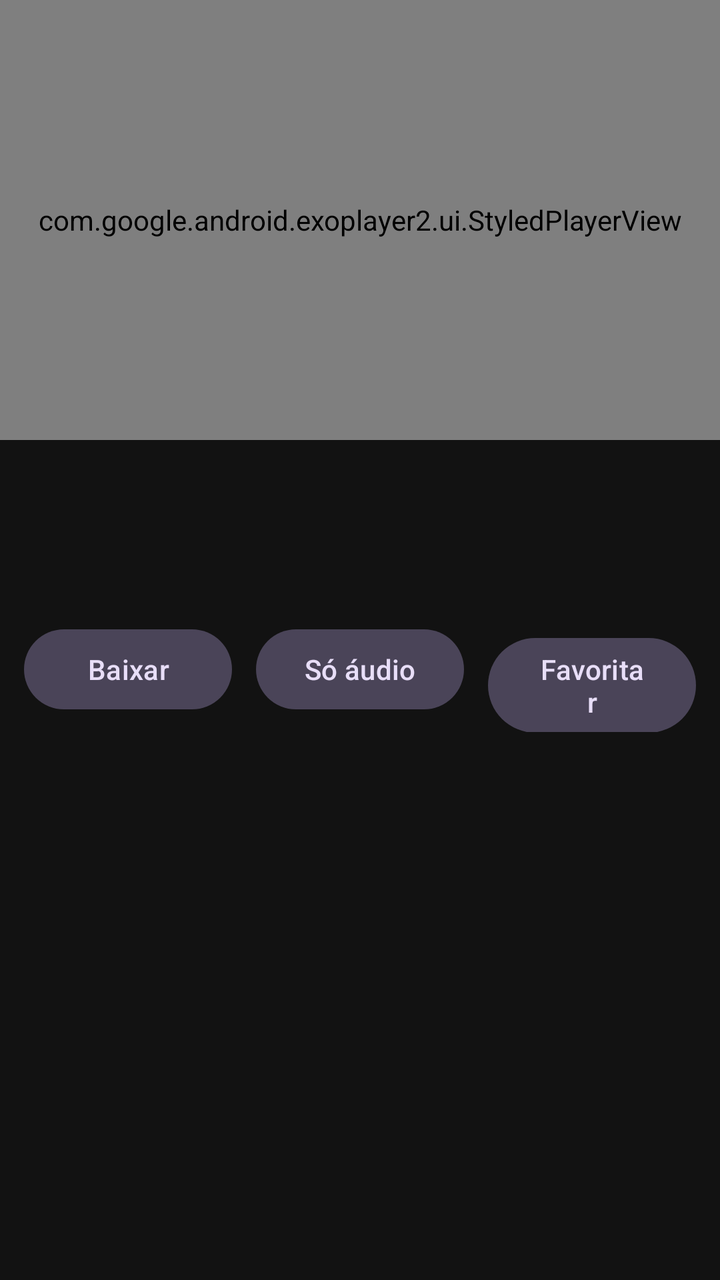
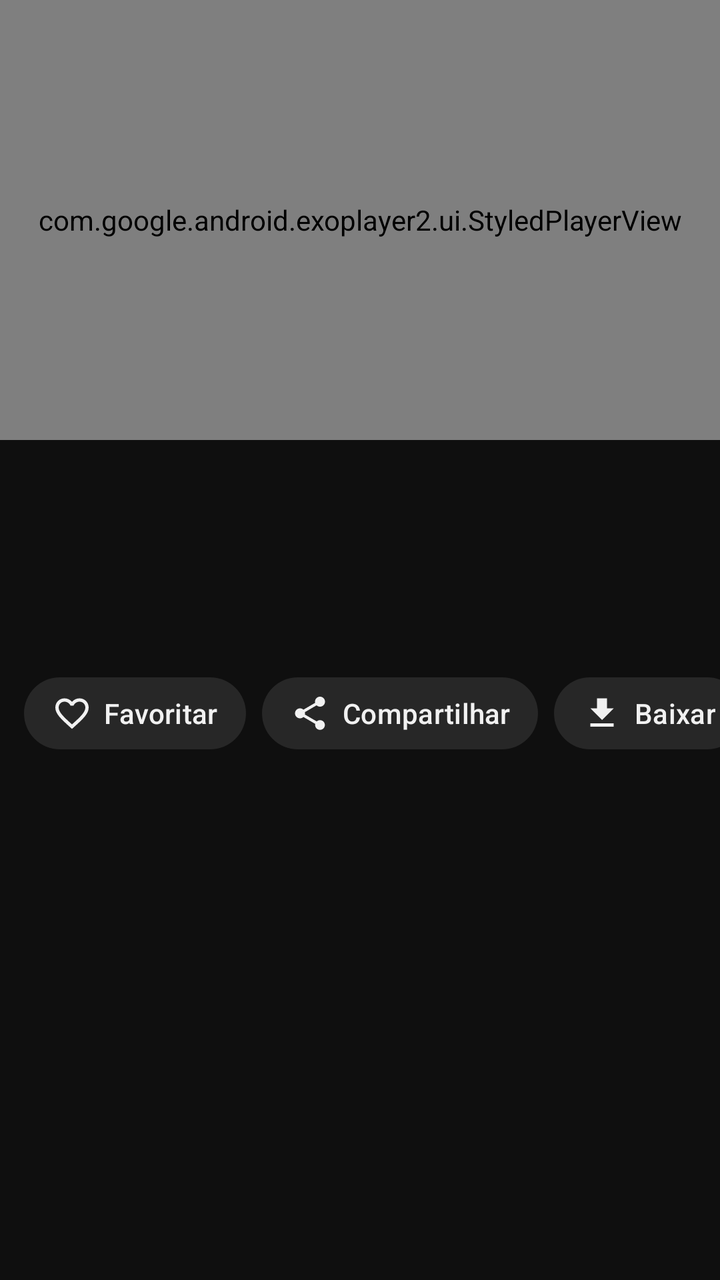

Compare the two renders of this Android layout. The source of the first and the diff that turns it into the second are given below.
<!-- AndroidManifest.xml: application theme Theme.SuperTube -->
<!-- res/layout/activity_player.xml -->
<?xml version="1.0" encoding="utf-8"?>
<LinearLayout xmlns:android="http://schemas.android.com/apk/res/android"
    xmlns:app="http://schemas.android.com/apk/res-auto"
    android:layout_width="match_parent"
    android:layout_height="match_parent"
    android:background="@color/background"
    android:fitsSystemWindows="true"
    android:orientation="vertical">

    <com.google.android.exoplayer2.ui.StyledPlayerView
        android:id="@+id/player_view"
        android:layout_width="match_parent"
        android:layout_height="220dp"
        android:background="@android:color/black"
        app:show_buffering="when_playing" />

    <LinearLayout
        android:id="@+id/details"
        android:layout_width="match_parent"
        android:layout_height="0dp"
        android:layout_weight="1"
        android:orientation="vertical">

        <ProgressBar
            android:id="@+id/progress"
            style="?android:attr/progressBarStyleHorizontal"
            android:layout_width="match_parent"
            android:layout_height="wrap_content"
            android:indeterminate="true"
            android:visibility="gone" />

        <TextView
            android:id="@+id/title"
            android:layout_width="match_parent"
            android:layout_height="wrap_content"
            android:maxLines="3"
            android:ellipsize="end"
            android:paddingHorizontal="12dp"
            android:paddingTop="12dp"
            android:textColor="@color/text_primary"
            android:textSize="17sp"
            android:textStyle="bold" />

        <LinearLayout
            android:id="@+id/uploader_row"
            android:layout_width="match_parent"
            android:layout_height="wrap_content"
            android:background="?attr/selectableItemBackground"
            android:gravity="center_vertical"
            android:orientation="horizontal"
            android:paddingHorizontal="12dp"
            android:paddingVertical="8dp">

            <ImageView
                android:id="@+id/uploader_avatar"
                android:layout_width="40dp"
                android:layout_height="40dp"
                android:contentDescription="@null" />

            <TextView
                android:id="@+id/uploader"
                android:layout_width="0dp"
                android:layout_height="wrap_content"
                android:layout_marginStart="10dp"
                android:layout_weight="1"
                android:ellipsize="end"
                android:maxLines="1"
                android:textColor="@color/text_primary"
                android:textSize="15sp" />

            <com.google.android.material.button.MaterialButton
                android:id="@+id/subscribe"
                android:layout_width="wrap_content"
                android:layout_height="wrap_content"
                android:text="@string/subscribe"
                android:visibility="gone" />
        </LinearLayout>

        <LinearLayout
            android:layout_width="match_parent"
            android:layout_height="wrap_content"
            android:orientation="horizontal"
            android:paddingHorizontal="12dp">

            <com.google.android.material.button.MaterialButton
                android:id="@+id/download"
                style="@style/Widget.Material3.Button.TonalButton"
                android:layout_width="0dp"
                android:layout_height="wrap_content"
                android:layout_marginEnd="6dp"
                android:layout_weight="1"
                android:text="@string/download" />

            <com.google.android.material.button.MaterialButton
                android:id="@+id/audio_only"
                style="@style/Widget.Material3.Button.TonalButton"
                android:layout_width="0dp"
                android:layout_height="wrap_content"
                android:layout_marginHorizontal="6dp"
                android:layout_weight="1"
                android:text="@string/audio_only" />

            <com.google.android.material.button.MaterialButton
                android:id="@+id/favorite"
                style="@style/Widget.Material3.Button.TonalButton"
                android:layout_width="0dp"
                android:layout_height="wrap_content"
                android:layout_marginStart="6dp"
                android:layout_weight="1"
                android:text="@string/favorite" />
        </LinearLayout>

        <androidx.recyclerview.widget.RecyclerView
            android:id="@+id/related"
            android:layout_width="match_parent"
            android:layout_height="0dp"
            android:layout_weight="1" />
    </LinearLayout>
</LinearLayout>
<!-- resources referenced by this layout -->
<resources>
  <color name="background">#121212</color>
  <color name="text_primary">#FFFFFF</color>
  <style name="Theme.SuperTube" parent="Theme.Material3.Dark.NoActionBar">
          <item name="colorPrimary">@color/brand</item>
          <item name="colorOnPrimary">@color/text_primary</item>
          <item name="colorSecondary">@color/brand</item>
          <item name="android:colorBackground">@color/background</item>
          <item name="colorSurface">@color/surface</item>
          <item name="android:statusBarColor">@color/background</item>
          <item name="android:navigationBarColor">@color/surface</item>
          <item name="android:windowBackground">@color/background</item>
      </style>
  <color name="surface">#1E1E1E</color>
  <!-- unchanged entries left out for length: 5 -->
</resources>

<!-- the commit's change to res/layout/activity_player.xml (unified diff, before → after) -->
@@ -14,106 +14,166 @@
         android:background="@android:color/black"
         app:show_buffering="when_playing" />
 
-    <LinearLayout
+    <androidx.core.widget.NestedScrollView
         android:id="@+id/details"
         android:layout_width="match_parent"
         android:layout_height="0dp"
-        android:layout_weight="1"
-        android:orientation="vertical">
-
-        <ProgressBar
-            android:id="@+id/progress"
-            style="?android:attr/progressBarStyleHorizontal"
-            android:layout_width="match_parent"
-            android:layout_height="wrap_content"
-            android:indeterminate="true"
-            android:visibility="gone" />
-
-        <TextView
-            android:id="@+id/title"
-            android:layout_width="match_parent"
-            android:layout_height="wrap_content"
-            android:maxLines="3"
-            android:ellipsize="end"
-            android:paddingHorizontal="12dp"
-            android:paddingTop="12dp"
-            android:textColor="@color/text_primary"
-            android:textSize="17sp"
-            android:textStyle="bold" />
-
-        <LinearLayout
-            android:id="@+id/uploader_row"
-            android:layout_width="match_parent"
-            android:layout_height="wrap_content"
-            android:background="?attr/selectableItemBackground"
-            android:gravity="center_vertical"
-            android:orientation="horizontal"
-            android:paddingHorizontal="12dp"
-            android:paddingVertical="8dp">
-
-            <ImageView
-                android:id="@+id/uploader_avatar"
-                android:layout_width="40dp"
-                android:layout_height="40dp"
-                android:contentDescription="@null" />
-
-            <TextView
-                android:id="@+id/uploader"
-                android:layout_width="0dp"
-                android:layout_height="wrap_content"
-                android:layout_marginStart="10dp"
-                android:layout_weight="1"
-                android:ellipsize="end"
-                android:maxLines="1"
-                android:textColor="@color/text_primary"
-                android:textSize="15sp" />
-
-            <com.google.android.material.button.MaterialButton
-                android:id="@+id/subscribe"
-                android:layout_width="wrap_content"
-                android:layout_height="wrap_content"
-                android:text="@string/subscribe"
-                android:visibility="gone" />
-        </LinearLayout>
+        android:layout_weight="1">
 
         <LinearLayout
             android:layout_width="match_parent"
             android:layout_height="wrap_content"
-            android:orientation="horizontal"
-            android:paddingHorizontal="12dp">
+            android:orientation="vertical">
 
-            <com.google.android.material.button.MaterialButton
-                android:id="@+id/download"
-                style="@style/Widget.Material3.Button.TonalButton"
-                android:layout_width="0dp"
+            <ProgressBar
+                android:id="@+id/progress"
+                style="?android:attr/progressBarStyleHorizontal"
+                android:layout_width="match_parent"
                 android:layout_height="wrap_content"
-                android:layout_marginEnd="6dp"
-                android:layout_weight="1"
-                android:text="@string/download" />
+                android:indeterminate="true"
+                android:indeterminateTint="@color/brand"
+                android:visibility="gone" />
 
-            <com.google.android.material.button.MaterialButton
-                android:id="@+id/audio_only"
-                style="@style/Widget.Material3.Button.TonalButton"
-                android:layout_width="0dp"
+            <TextView
+                android:id="@+id/title"
+                android:layout_width="match_parent"
                 android:layout_height="wrap_content"
-                android:layout_marginHorizontal="6dp"
-                android:layout_weight="1"
-                android:text="@string/audio_only" />
+                android:ellipsize="end"
+                android:lineSpacingExtra="2dp"
+                android:maxLines="2"
+                android:paddingHorizontal="12dp"
+                android:paddingTop="12dp"
+                android:textColor="@color/text_primary"
+                android:textSize="18sp"
+                android:textStyle="bold" />
 
-            <com.google.android.material.button.MaterialButton
-                android:id="@+id/favorite"
-                style="@style/Widget.Material3.Button.TonalButton"
-                android:layout_width="0dp"
+            <TextView
+                android:id="@+id/meta"
+                android:layout_width="match_parent"
                 android:layout_height="wrap_content"
-                android:layout_marginStart="6dp"
-                android:layout_weight="1"
-                android:text="@string/favorite" />
+                android:paddingHorizontal="12dp"
+                android:paddingTop="4dp"
+                android:textColor="@color/text_secondary"
+                android:textSize="12sp" />
+
+            <LinearLayout
+                android:id="@+id/uploader_row"
+                android:layout_width="match_parent"
+                android:layout_height="wrap_content"
+                android:layout_marginTop="8dp"
+                android:background="?attr/selectableItemBackground"
+                android:gravity="center_vertical"
+                android:orientation="horizontal"
+                android:paddingHorizontal="12dp"
+                android:paddingVertical="6dp">
+
+                <ImageView
+                    android:id="@+id/uploader_avatar"
+                    android:layout_width="36dp"
+                    android:layout_height="36dp"
+                    android:contentDescription="@null" />
+
+                <TextView
+                    android:id="@+id/uploader"
+                    android:layout_width="wrap_content"
+                    android:layout_height="wrap_content"
+                    android:layout_marginStart="10dp"
+                    android:ellipsize="end"
+                    android:maxLines="1"
+                    android:maxWidth="180dp"
+                    android:textColor="@color/text_primary"
+                    android:textSize="15sp"
+                    android:textStyle="bold" />
+
+                <TextView
+                    android:id="@+id/uploader_subs"
+                    android:layout_width="0dp"
+                    android:layout_height="wrap_content"
+                    android:layout_marginStart="6dp"
+                    android:layout_weight="1"
+                    android:ellipsize="end"
+                    android:maxLines="1"
+                    android:textColor="@color/text_secondary"
+                    android:textSize="12sp" />
+
+                <com.google.android.material.button.MaterialButton
+                    android:id="@+id/subscribe"
+                    style="@style/Pill.Light"
+                    android:layout_width="wrap_content"
+                    android:layout_height="wrap_content"
+                    android:text="@string/subscribe"
+                    android:visibility="gone" />
+            </LinearLayout>
+
+            <HorizontalScrollView
+                android:layout_width="match_parent"
+                android:layout_height="wrap_content"
+                android:layout_marginTop="6dp"
+                android:scrollbars="none">
+
+                <LinearLayout
+                    android:layout_width="wrap_content"
+                    android:layout_height="wrap_content"
+                    android:orientation="horizontal"
+                    android:paddingHorizontal="12dp">
+
+                    <com.google.android.material.button.MaterialButton
+                        android:id="@+id/favorite"
+                        style="@style/Pill"
+                        android:layout_width="wrap_content"
+                        android:layout_height="wrap_content"
+                        android:layout_marginEnd="8dp"
+                        android:text="@string/favorite"
+                        app:icon="@drawable/ic_favorite_outline" />
+
+                    <com.google.android.material.button.MaterialButton
+                        android:id="@+id/share"
+                        style="@style/Pill"
+                        android:layout_width="wrap_content"
+                        android:layout_height="wrap_content"
+                        android:layout_marginEnd="8dp"
+                        android:text="@string/share"
+                        app:icon="@drawable/ic_share" />
+
+                    <com.google.android.material.button.MaterialButton
+                        android:id="@+id/download"
+                        style="@style/Pill"
+                        android:layout_width="wrap_content"
+                        android:layout_height="wrap_content"
+                        android:layout_marginEnd="8dp"
+                        android:text="@string/download"
+                        app:icon="@drawable/ic_download" />
+
+                    <com.google.android.material.button.MaterialButton
+                        android:id="@+id/audio_only"
+                        style="@style/Pill"
+                        android:layout_width="wrap_content"
+                        android:layout_height="wrap_content"
+                        android:text="@string/audio_only"
+                        app:icon="@drawable/ic_headphones" />
+                </LinearLayout>
+            </HorizontalScrollView>
+
+            <TextView
+                android:id="@+id/description"
+                android:layout_width="match_parent"
+                android:layout_height="wrap_content"
+                android:layout_marginHorizontal="12dp"
+                android:layout_marginTop="12dp"
+                android:background="@drawable/description_bg"
+                android:ellipsize="end"
+                android:maxLines="3"
+                android:padding="12dp"
+                android:textColor="@color/text_primary"
+                android:textSize="13sp"
+                android:visibility="gone" />
+
+            <androidx.recyclerview.widget.RecyclerView
+                android:id="@+id/related"
+                android:layout_width="match_parent"
+                android:layout_height="wrap_content"
+                android:layout_marginTop="16dp"
+                android:nestedScrollingEnabled="false" />
         </LinearLayout>
-
-        <androidx.recyclerview.widget.RecyclerView
-            android:id="@+id/related"
-            android:layout_width="match_parent"
-            android:layout_height="0dp"
-            android:layout_weight="1" />
-    </LinearLayout>
+    </androidx.core.widget.NestedScrollView>
 </LinearLayout>
<!-- resource entries referenced after the edit -->
@@ -1,18 +1,90 @@
 <!-- resources referenced by this layout -->
 <resources>
-  <color name="background">#121212</color>
-  <color name="text_primary">#FFFFFF</color>
+  <color name="background">#0F0F0F</color>
+  <color name="text_primary">#F1F1F1</color>
+  <color name="text_secondary">#AAAAAA</color>
+  <!-- drawable description_bg (drawable) -->
+  <shape xmlns:android="http://schemas.android.com/apk/res/android">
+      <solid android:color="@color/chip" />
+      <corners android:radius="12dp" />
+  </shape>
+  <!-- drawable ic_download (drawable) -->
+  <vector xmlns:android="http://schemas.android.com/apk/res/android"
+      android:width="24dp" android:height="24dp"
+      android:viewportWidth="24" android:viewportHeight="24"
+      android:tint="?attr/colorControlNormal">
+      <path android:fillColor="@android:color/white"
+          android:pathData="M19,9h-4V3H9v6H5l7,7 7,-7zM5,18v2h14v-2H5z" />
+  </vector>
+  <!-- drawable ic_favorite_outline (drawable) -->
+  <vector xmlns:android="http://schemas.android.com/apk/res/android"
+      android:width="24dp" android:height="24dp"
+      android:viewportWidth="24" android:viewportHeight="24"
+      android:tint="?attr/colorControlNormal">
+      <path android:fillColor="@android:color/white"
+          android:pathData="M16.5,3c-1.74,0 -3.41,0.81 -4.5,2.09C10.91,3.81 9.24,3 7.5,3 4.42,3 2,5.42 2,8.5c0,3.78 3.4,6.86 8.55,11.54L12,21.35l1.45,-1.32C18.6,15.36 22,12.28 22,8.5 22,5.42 19.58,3 16.5,3zM12.1,18.55l-0.1,0.1 -0.1,-0.1C7.14,14.24 4,11.39 4,8.5 4,6.5 5.5,5 7.5,5c1.54,0 3.04,0.99 3.57,2.36h1.87C13.46,5.99 14.96,5 16.5,5c2,0 3.5,1.5 3.5,3.5 0,2.89 -3.14,5.74 -7.9,10.05z" />
+  </vector>
+  <!-- drawable ic_headphones (drawable) -->
+  <vector xmlns:android="http://schemas.android.com/apk/res/android"
+      android:width="24dp" android:height="24dp"
+      android:viewportWidth="24" android:viewportHeight="24"
+      android:tint="?attr/colorControlNormal">
+      <path android:fillColor="@android:color/white"
+          android:pathData="M12,1c-4.97,0 -9,4.03 -9,9v7c0,1.66 1.34,3 3,3h3v-8H5v-2c0,-3.87 3.13,-7 7,-7s7,3.13 7,7v2h-4v8h3c1.66,0 3,-1.34 3,-3v-7c0,-4.97 -4.03,-9 -9,-9z" />
+  </vector>
+  <!-- drawable ic_share (drawable) -->
+  <vector xmlns:android="http://schemas.android.com/apk/res/android"
+      android:width="24dp" android:height="24dp"
+      android:viewportWidth="24" android:viewportHeight="24"
+      android:tint="?attr/colorControlNormal">
+      <path android:fillColor="@android:color/white"
+          android:pathData="M18,16.08c-0.76,0 -1.44,0.3 -1.96,0.77L8.91,12.7c0.05,-0.23 0.09,-0.46 0.09,-0.7s-0.04,-0.47 -0.09,-0.7l7.05,-4.11c0.54,0.5 1.25,0.81 2.04,0.81 1.66,0 3,-1.34 3,-3s-1.34,-3 -3,-3 -3,1.34 -3,3c0,0.24 0.04,0.47 0.09,0.7L8.04,9.81C7.5,9.31 6.79,9 6,9c-1.66,0 -3,1.34 -3,3s1.34,3 3,3c0.79,0 1.5,-0.31 2.04,-0.81l7.12,4.16c-0.05,0.21 -0.08,0.43 -0.08,0.65 0,1.61 1.31,2.92 2.92,2.92 1.61,0 2.92,-1.31 2.92,-2.92s-1.31,-2.92 -2.92,-2.92z" />
+  </vector>
+  <string name="share">Compartilhar</string>
+  <style name="Pill" parent="Widget.Material3.Button.UnelevatedButton">
+          <item name="android:minHeight">36dp</item>
+          <item name="android:insetTop">0dp</item>
+          <item name="android:insetBottom">0dp</item>
+          <item name="android:paddingStart">14dp</item>
+          <item name="android:paddingEnd">14dp</item>
+          <item name="android:textAllCaps">false</item>
+          <item name="android:textSize">14sp</item>
+          <item name="cornerRadius">18dp</item>
+          <item name="backgroundTint">@color/chip</item>
+          <item name="android:textColor">@color/text_primary</item>
+          <item name="iconTint">@color/text_primary</item>
+          <item name="iconSize">20dp</item>
+          <item name="iconPadding">6dp</item>
+      </style>
+  <style name="Pill.Light">
+          <item name="backgroundTint">@color/pill_light</item>
+          <item name="android:textColor">@color/on_pill_light</item>
+          <item name="android:textStyle">bold</item>
+      </style>
   <style name="Theme.SuperTube" parent="Theme.Material3.Dark.NoActionBar">
-          <item name="colorPrimary">@color/brand</item>
-          <item name="colorOnPrimary">@color/text_primary</item>
+          <item name="colorPrimary">@color/text_primary</item>
+          <item name="colorOnPrimary">@color/on_pill_light</item>
           <item name="colorSecondary">@color/brand</item>
+          <item name="colorAccent">@color/brand</item>
           <item name="android:colorBackground">@color/background</item>
+          <item name="colorSurface">@color/background</item>
+          <item name="colorSurfaceContainer">@color/background</item>
+          <item name="colorOnSurface">@color/text_primary</item>
+          <item name="android:statusBarColor">@color/background</item>
+          <item name="android:navigationBarColor">@color/background</item>
+          <item name="android:windowBackground">@color/background</item>
+          <item name="android:windowLightStatusBar">false</item>
+          <item name="colorControlActivated">@color/brand</item>
+          <item name="materialAlertDialogTheme">@style/ThemeOverlay.SuperTube.Dialog</item>
+      </style>
+  <color name="chip">#272727</color>
+  <color name="pill_light">#F1F1F1</color>
+  <color name="on_pill_light">#0F0F0F</color>
+  <style name="ThemeOverlay.SuperTube.Dialog" parent="ThemeOverlay.Material3.MaterialAlertDialog">
           <item name="colorSurface">@color/surface</item>
-          <item name="android:statusBarColor">@color/background</item>
-          <item name="android:navigationBarColor">@color/surface</item>
-          <item name="android:windowBackground">@color/background</item>
+          <item name="colorSurfaceContainerHigh">@color/surface</item>
       </style>
-  <color name="surface">#1E1E1E</color>
+  <color name="surface">#212121</color>
   <!-- unchanged entries left out for length: 5 -->
 </resources>
 
